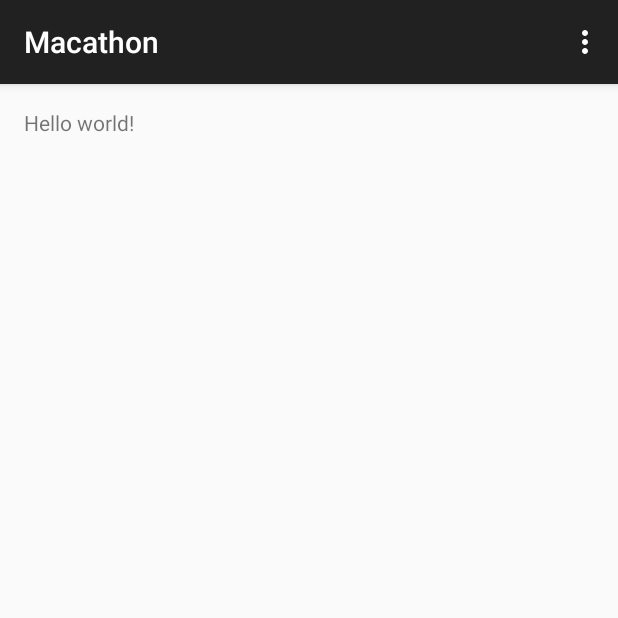
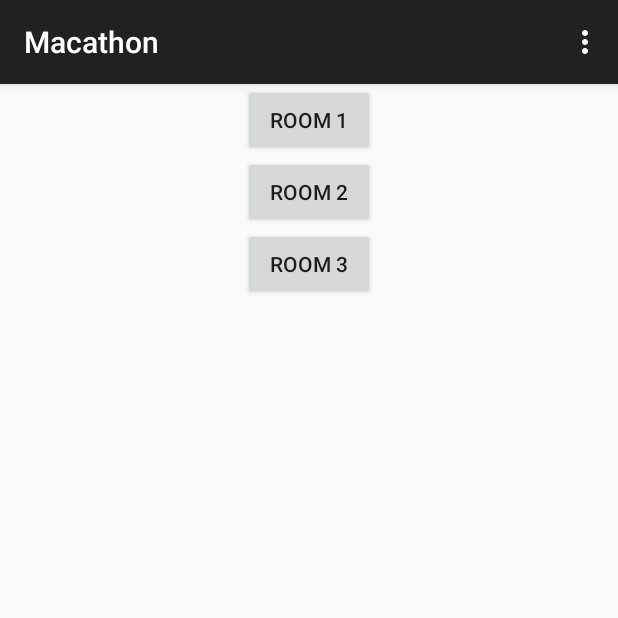
Before and after one commit to danyshi/Macalester_Macathon_Team_Shi, an Android app: the screen it shows after launch (MainActivity), on a phone screen of 412 x 824 dp, the top half of it. Run offline under Robolectric (Android 15) with nearby library versions, the phone set to English and light mode, and no system bars.

Commit message:
creating room
creating room

```diff
--- a/app/src/main/java/com/example/andrew/macathon/MainActivity.java
+++ b/app/src/main/java/com/example/andrew/macathon/MainActivity.java
@@ -1,5 +1,6 @@
 package com.example.andrew.macathon;
 
+import android.content.Intent;
 import android.support.v7.app.ActionBarActivity;
 import android.support.v7.app.ActionBar;
 import android.support.v4.app.Fragment;
@@ -10,21 +11,40 @@ import android.view.MenuItem;
 import android.view.View;
 import android.view.ViewGroup;
 import android.os.Build;
+import android.widget.Button;
 
 
 public class MainActivity extends ActionBarActivity {
-
+    private Button room1;
+    private Button room2;
+    private Button room3;
     @Override
     protected void onCreate(Bundle savedInstanceState) {
         super.onCreate(savedInstanceState);
-        setContentView(R.layout.activity_main);
-        if (savedInstanceState == null) {
-            getSupportFragmentManager().beginTransaction()
-                    .add(R.id.container, new PlaceholderFragment())
-                    .commit();
-        }
+        setContentView(R.layout.floor_view);
+
+        room1 = (Button) findViewById(R.id.room1);
+        room1.setOnClickListener(new View.OnClickListener(){
+            public void onClick(View v) {
+                Intent intent = new Intent(MainActivity.this, Room.class);
+                startActivity(intent);
+            }
+        });
+        room2 = (Button) findViewById(R.id.room2);
+        room2.setOnClickListener(new View.OnClickListener(){
+            public void onClick(View v) {
+                Intent intent = new Intent(MainActivity.this, Room.class);
+                startActivity(intent);
+            }
+        });
+        room3 = (Button) findViewById(R.id.room3);
+        room3.setOnClickListener(new View.OnClickListener(){
+            public void onClick(View v) {
+                Intent intent = new Intent(MainActivity.this, Room.class);
+                startActivity(intent);
+            }
+        });
     }
-
 
     @Override
     public boolean onCreateOptionsMenu(Menu menu) {
@@ -47,20 +67,4 @@ public class MainActivity extends ActionBarActivity {
 
         return super.onOptionsItemSelected(item);
     }
-
-    /**
-     * A placeholder fragment containing a simple view.
-     */
-    public static class PlaceholderFragment extends Fragment {
-
-        public PlaceholderFragment() {
-        }
-
-        @Override
-        public View onCreateView(LayoutInflater inflater, ViewGroup container,
-                                 Bundle savedInstanceState) {
-            View rootView = inflater.inflate(R.layout.fragment_main, container, false);
-            return rootView;
-        }
-    }
 }
--- a/app/src/main/java/com/example/andrew/macathon/Room.java
+++ b/app/src/main/java/com/example/andrew/macathon/Room.java
@@ -6,4 +6,5 @@ package com.example.andrew.macathon;
  * has schedule of events: list<tuple(startTime, endTime)>
  */
 public class Room {
+
 }
--- a/app/src/main/res/layout/floor_view.xml
+++ b/app/src/main/res/layout/floor_view.xml
@@ -9,11 +9,26 @@
         android:layout_height="fill_parent"
         android:layout_gravity="left|top">
 
-        <ListView
-            android:layout_width="match_parent"
+
+        <Button
+            android:layout_width="wrap_content"
             android:layout_height="wrap_content"
-            android:id="@+id/floor_view"
-            android:layout_gravity="center_horizontal"
-            android:entries="@array/room_array" />
+            android:text="Room 1"
+            android:id="@+id/room1"
+            android:layout_gravity="center_horizontal" />
+
+        <Button
+            android:layout_width="wrap_content"
+            android:layout_height="wrap_content"
+            android:text="Room 2"
+            android:id="@+id/room2"
+            android:layout_gravity="center_horizontal" />
+
+        <Button
+            android:layout_width="wrap_content"
+            android:layout_height="wrap_content"
+            android:text="Room 3"
+            android:id="@+id/room3"
+            android:layout_gravity="center_horizontal" />
     </LinearLayout>
 </FrameLayout>
--- a/app/src/main/res/layout/room_1.xml
+++ b/app/src/main/res/layout/room_1.xml
@@ -9,10 +9,5 @@
         android:layout_height="fill_parent"
         android:layout_gravity="left|top">
 
-        <ListView
-            android:layout_width="match_parent"
-            android:layout_height="wrap_content"
-            android:id="@+id/room_1"
-            android:layout_gravity="center_horizontal"/>
     </LinearLayout>
 </FrameLayout>
--- a/app/src/main/res/layout/room_2.xml
+++ b/app/src/main/res/layout/room_2.xml
@@ -9,10 +9,5 @@
         android:layout_height="fill_parent"
         android:layout_gravity="left|top">
 
-        <ListView
-            android:layout_width="match_parent"
-            android:layout_height="wrap_content"
-            android:id="@+id/room_2"
-            android:layout_gravity="center_horizontal"/>
     </LinearLayout>
 </FrameLayout>
--- a/app/src/main/res/values/strings.xml
+++ b/app/src/main/res/values/strings.xml
@@ -5,8 +5,4 @@
     <string name="hello_world">Hello world!</string>
     <string name="action_settings">Settings</string>
     <string name="title_activity_floor">FloorActivity</string>
-    <string-array name="room_array">
-        <item>Room 1</item>
-        <item>Room 2</item>
-    </string-array>
 </resources>
```
Also changed, not shown: app/src/main/java/com/example/andrew/macathon/FloorFragment.java (deleted, +0 -29 lines), 1 other file.
